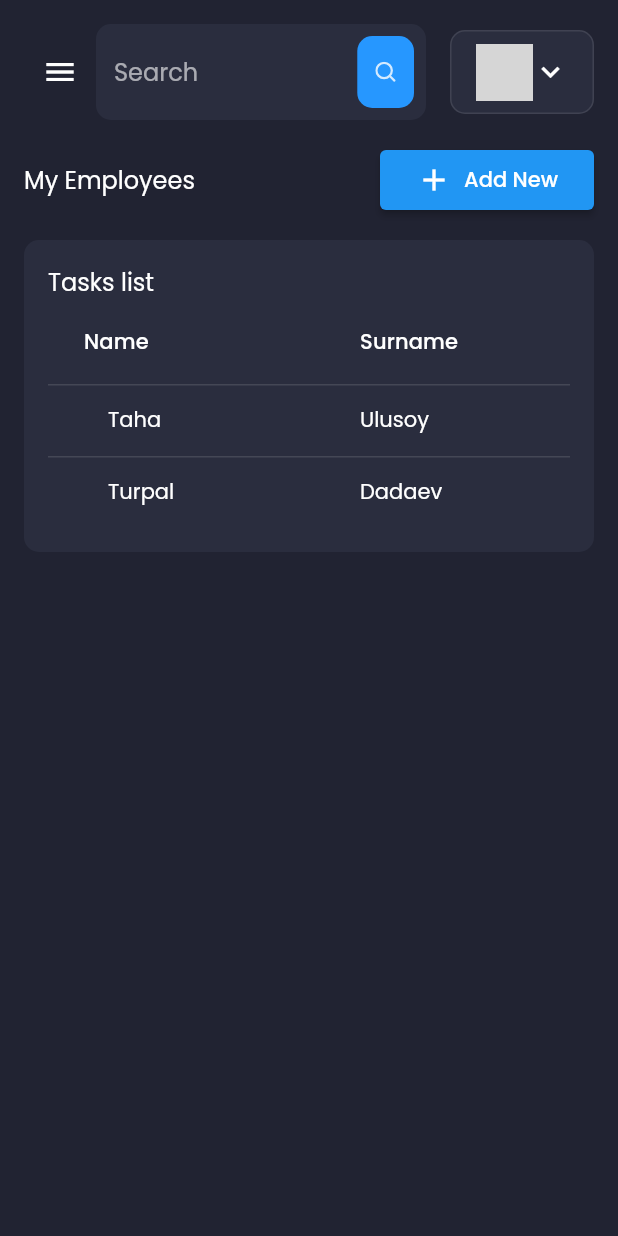
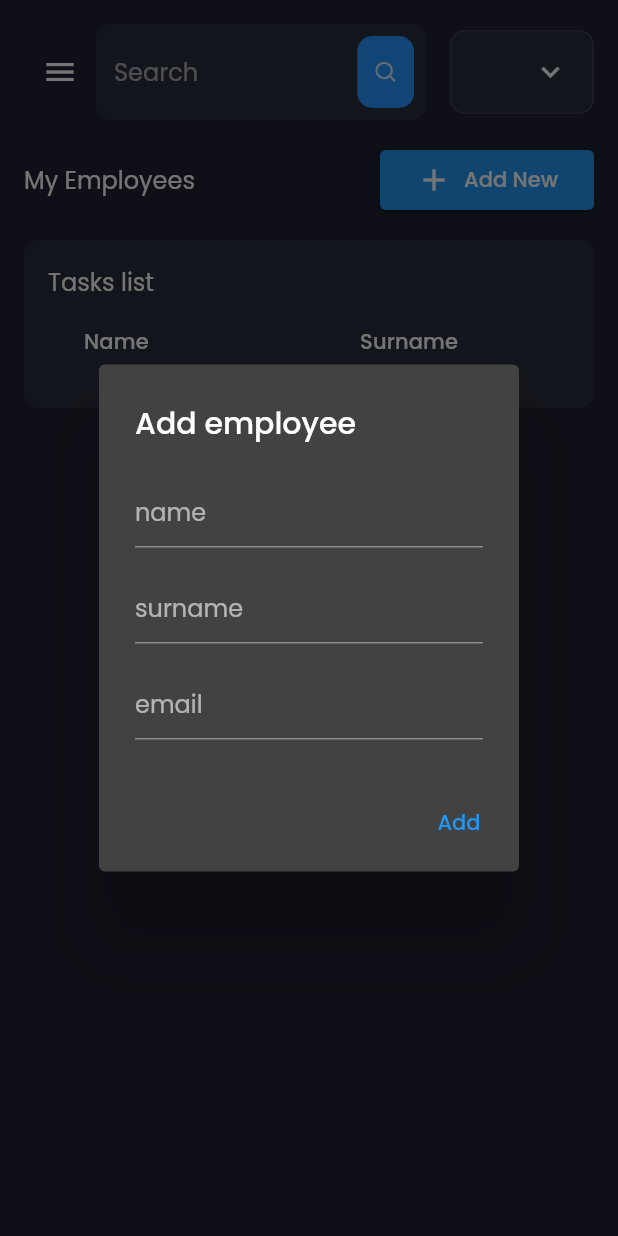
Before and after one commit to Turpal187/FlutterApp, a Flutter app: the EmployeesScreen widget shown alone on an empty page, opened directly, after a tap on "Add New", on a phone screen of 412 x 824 dp. Run offline on Flutter 3.47's test engine with Material 2 defaults, Android fonts, the phone set to English and light mode, and no system bars; drawn by our look-alikes of data_table_2; our stand-ins replace file_picker, fl_chart, flutter_signin_button, flutter_svg, google_fonts, google_sign_in and 2 more; missing offline and left inert: enough_mail, extension_google_sign_in_as_googleapis_auth, googleapis, mongo_dart; network calls fail; project files that could hold a hidden picture were left out; grey boxes are pictures that could not be loaded.

Commit message:
Add, save and sync employeeModel

```diff
--- a/lib/controllers/EmployeesController.dart
+++ b/lib/controllers/EmployeesController.dart
@@ -9,4 +9,9 @@ class EmployeesController extends ControllerMVC
   EmployeesController._internal();
 
   List<Employee> get employees => EmployeeModel.demoEmployees;
+  void add(Employee employee)
+  {
+    EmployeeModel.add(employee);
+    EmployeeModel.save(employee);
+  }
 }
--- a/lib/controllers/LoginController.dart
+++ b/lib/controllers/LoginController.dart
@@ -21,7 +21,7 @@ class LoginController extends ChangeNotifier
 
     UserModel.write(user);
     await GoogleDriveApi.init();
-    // await GoogleSheetsApi.init();
+    await GoogleSheetsApi.init();
 
     return true;
   }
--- a/lib/models/EmployeeModel.dart
+++ b/lib/models/EmployeeModel.dart
@@ -1,15 +1,14 @@
 import 'package:admin/services/uuid_generator.dart';
+import 'package:admin/services/google_sheets_api.dart';
 
 class EmployeeModel
 {
   static List<Employee> get demoEmployees => EmployeeModel._demoEmployees;
   static Employee employee(String id) => EmployeeModel._demoEmployees.firstWhere((element) => element.id == id);
+  static void add(Employee employee) => EmployeeModel._demoEmployees.add(employee);
+  static void save(Employee employee) => GoogleSheetsApi.saveEmployee(employee);
 
-  static List<Employee> _demoEmployees =
-  [
-    Employee(name: 'Taha', surname: 'Ulusoy', email: 'Ulusoy.Taha061@hotmail.com'),
-    Employee(name: 'Turpal', surname: 'Dadaev', email: 'Ulusoy.Taha061@hotmail.com'),
-  ];
+  static List<Employee> _demoEmployees = [];
 }
 
 class Employee
--- a/lib/screens/employees/components/my_employees.dart
+++ b/lib/screens/employees/components/my_employees.dart
@@ -1,4 +1,6 @@
 import 'package:admin/constants.dart';
+import 'package:admin/controllers/EmployeesController.dart';
+import 'package:admin/models/EmployeeModel.dart';
 import 'package:admin/responsive.dart';
 import 'package:flutter/cupertino.dart';
 import 'package:flutter/material.dart';
@@ -7,7 +9,9 @@ import 'package:mvc_pattern/mvc_pattern.dart';
 class MyEmployees extends StatefulWidget
 {
 
-  MyEmployees() : super();
+  final Function _notifyParent;
+
+  MyEmployees(this._notifyParent) : super();
 
   @override
   StateMVC<MyEmployees> createState() => _MyEmployeesState();
@@ -16,6 +20,17 @@ class MyEmployees extends StatefulWidget
 
 class _MyEmployeesState extends StateMVC<MyEmployees>
 {
+
+  EmployeesController _controller = new EmployeesController();
+  _MyEmployeesState() : super();
+
+  @override
+  void initState() => super.initState();
+
+  String? _newName;
+  String? _newSurname;
+  String? _newEmail;
+
   @override
   Widget build(BuildContext context) {
     return Column(
@@ -39,7 +54,57 @@ class _MyEmployeesState extends StateMVC<MyEmployees>
               label: Text("Add New"),
               onPressed: ()
               {
-                print('add new employee please...');
+                showDialog(
+                  context: context,
+                  builder: (BuildContext context) {
+                    return AlertDialog(
+                      title: Text("Add employee"),
+                      content:
+                      IntrinsicHeight(
+                        child: Column(
+                          children: [
+                            TextField(
+                              decoration: new InputDecoration(
+                                hintText: "name"
+                              ),
+                              onChanged: (String name) {
+                                this._newName = name;
+                              },
+                            ),
+                            SizedBox(height: defaultPadding),
+                            TextField(
+                              decoration: new InputDecoration(
+                                hintText: "surname"
+                              ),
+                              onChanged: (String surname) {
+                                this._newSurname = surname;
+                              },
+                            ),
+                            SizedBox(height: defaultPadding),
+                            TextField(
+                              decoration: new InputDecoration(
+                                hintText: "email"
+                              ),
+                              onChanged: (String email) {
+                                this._newEmail = email;
+                              },
+                            ),
+                          ],
+                        ),
+                      ),
+                      actions: <Widget>[
+                        TextButton(onPressed: () {
+                          // Notify parent of changes
+                          this._controller.add(new Employee(name: this._newName, surname: this._newSurname, email: this._newEmail));
+                          Navigator.of(context).pop();
+                          widget._notifyParent();
+                        },
+                        child: Text("Add"),
+                        ),
+                      ],
+                    );
+                  },
+                );
               },
             ),
           ]
--- a/lib/screens/employees/employees_screen.dart
+++ b/lib/screens/employees/employees_screen.dart
@@ -30,7 +30,7 @@ class _EmployeesScreenState extends State<EmployeesScreen>
                   flex: 5,
                   child: Column(
                     children: [
-                      MyEmployees(),
+                      MyEmployees(() => this.setState(() {})),
                       SizedBox(height: defaultPadding),
                       EmployeesTable(),
                     ],
```
Also changed, not shown: lib/services/google_sheets_api.dart (+48 -15 lines).
